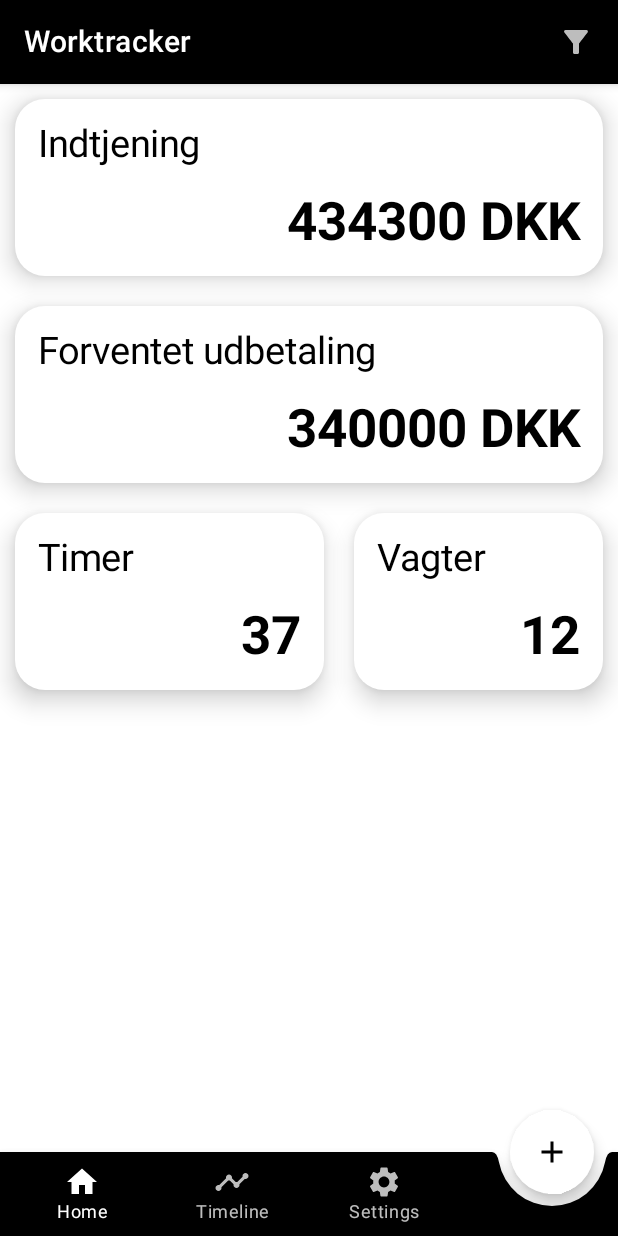
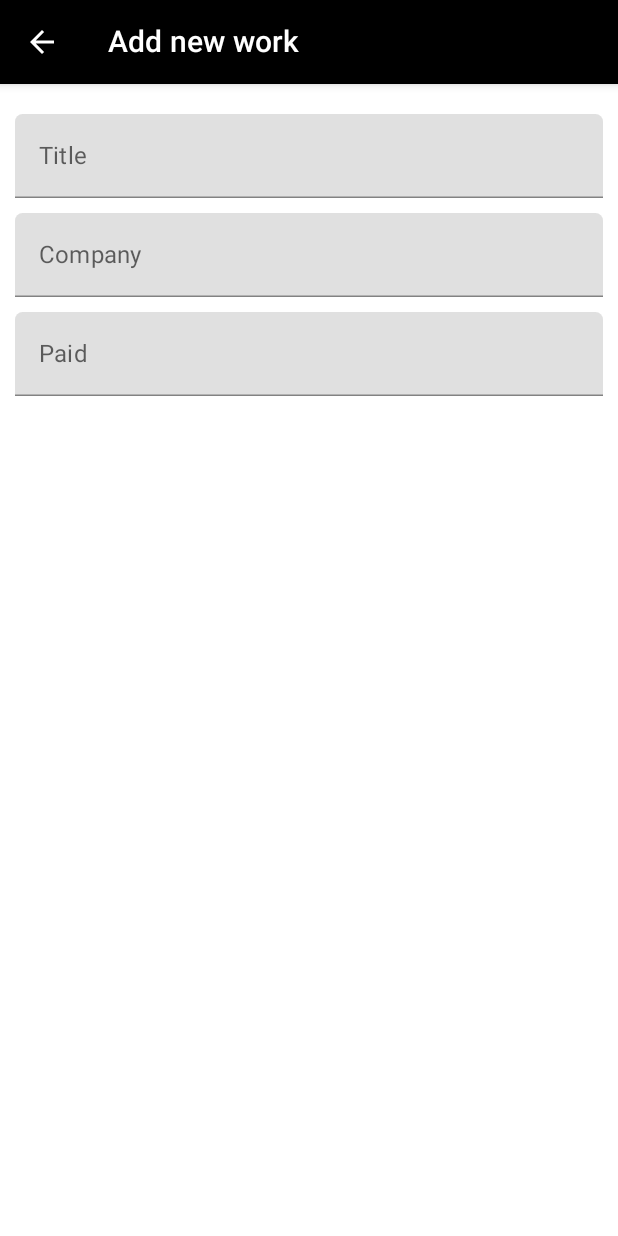
Before and after one commit to Nikditten/Worktracker_Android, an Android app built with Jetpack Compose: the screen it shows after launch (MainActivity), after a tap on "Add", on a phone screen of 412 x 824 dp. Run offline under Robolectric (Android 15) with nearby library versions, the phone set to English and light mode, and no system bars.

Commit message:
add work - design

```diff
--- a/app/src/main/AndroidManifest.xml
+++ b/app/src/main/AndroidManifest.xml
@@ -16,7 +16,7 @@
         <activity
             android:name=".MainActivity"
             android:exported="true"
-            android:label="@string/app_name"
+            android:screenOrientation="portrait"
             android:theme="@style/Theme.Worktracker">
             <intent-filter>
                 <action android:name="android.intent.action.MAIN" />
--- a/app/src/main/java/dtu/amd/worktracker/MainActivity.kt
+++ b/app/src/main/java/dtu/amd/worktracker/MainActivity.kt
@@ -10,6 +10,7 @@ import androidx.compose.runtime.Composable
 import androidx.compose.ui.Modifier
 import androidx.compose.ui.graphics.Color
 import androidx.compose.ui.tooling.preview.Preview
+import dtu.amd.worktracker.Navigation.NavGraph
 import dtu.amd.worktracker.Navigation.NavigationBar
 import dtu.amd.worktracker.View.HomeView
 import dtu.amd.worktracker.ui.theme.WorktrackerTheme
@@ -23,7 +24,7 @@ class MainActivity : ComponentActivity() {
                 Surface(
                     modifier = Modifier.fillMaxSize(),
                 ) {
-                    NavigationBar()
+                    NavGraph()
                 }
             }
         }
@@ -34,6 +35,6 @@ class MainActivity : ComponentActivity() {
 @Composable
 fun DefaultPreview() {
     WorktrackerTheme {
-        NavigationBar()
+        NavGraph()
     }
 }
--- a/app/src/main/java/dtu/amd/worktracker/Navigation/Destination.kt
+++ b/app/src/main/java/dtu/amd/worktracker/Navigation/Destination.kt
@@ -4,6 +4,10 @@ package dtu.amd.worktracker.Navigation
 
 sealed class Destination(val route: String) {
 
+    object Home : Destination("home")
+
+    object Add : Destination("add")
+
     object Edit : Destination("edit")
 
 }
--- a/app/src/main/java/dtu/amd/worktracker/Navigation/NavGraph.kt
+++ b/app/src/main/java/dtu/amd/worktracker/Navigation/NavGraph.kt
@@ -15,7 +15,15 @@ import dtu.amd.worktracker.View.HomeView
 fun NavGraph() {
     val navController = rememberNavController()
 
-    NavHost(navController, startDestination = Destination.Edit.route) {
+    NavHost(navController, startDestination = Destination.Home.route) {
+        composable(Destination.Home.route) {
+            NavigationBar(navController = navController)
+        }
+
+        composable(Destination.Add.route) {
+            AddView(navController = navController)
+        }
+
         composable(Destination.Edit.route) {
             EditWorkView(navController = navController)
         }
--- a/app/src/main/java/dtu/amd/worktracker/Navigation/NavigationBar.kt
+++ b/app/src/main/java/dtu/amd/worktracker/Navigation/NavigationBar.kt
@@ -1,6 +1,7 @@
 package dtu.amd.worktracker.Navigation
 
 import androidx.compose.foundation.background
+import androidx.compose.foundation.layout.Box
 import androidx.compose.foundation.layout.Spacer
 import androidx.compose.foundation.layout.padding
 import androidx.compose.foundation.shape.CornerSize
@@ -12,24 +13,38 @@ import androidx.compose.runtime.mutableStateOf
 import androidx.compose.runtime.remember
 import androidx.compose.ui.Modifier
 import androidx.compose.ui.unit.dp
+import androidx.navigation.NavHostController
+import androidx.navigation.NavOptions
 import dtu.amd.worktracker.View.HomeView
 import dtu.amd.worktracker.View.SettingsView
 import dtu.amd.worktracker.View.TimelineView
 
 @Composable
-fun NavigationBar() {
+fun NavigationBar(navController: NavHostController) {
     // SOURCE: https://developer.android.com/jetpack/compose/layouts/material
     val selectedIndex = remember { mutableStateOf(0) }
+    val selectedView = remember {
+        mutableStateOf(
+            "Home"
+        )
+    }
     Scaffold(
         floatingActionButton = {
-            FloatingActionButton(onClick = { /* ... */ }) {
-                Icon(Icons.Filled.Add, "Add")
+            FloatingActionButton(onClick = {
+                navController.navigate(
+                    Destination.Add.route,
+                    NavOptions.Builder()
+                        .setPopUpTo(Destination.Home.route, inclusive = false)
+                        .build()
+                )
+            }) {
+                Icon(Icons.Filled.Add, contentDescription = "Add")
             }
         },
         isFloatingActionButtonDocked = true,
         topBar = {
             TopAppBar(
-                title = { Text("Worktracker") },
+                title = { Text(selectedView.value) },
                 backgroundColor = MaterialTheme.colors.primary,
                 contentColor = MaterialTheme.colors.onPrimary,
                 actions = {
@@ -42,7 +57,6 @@ fun NavigationBar() {
         bottomBar = {
 
             BottomAppBar(
-                // Defaults to null, that is, No cutout
                 cutoutShape = MaterialTheme.shapes.small.copy(
                     CornerSize(percent = 50)
                 )
@@ -55,6 +69,7 @@ fun NavigationBar() {
                     selected = (selectedIndex.value == 0),
                     onClick = {
                         selectedIndex.value = 0
+                        selectedView.value = "Home"
                     })
 
                 BottomNavigationItem(icon = {
@@ -64,6 +79,7 @@ fun NavigationBar() {
                     selected = (selectedIndex.value == 1),
                     onClick = {
                         selectedIndex.value = 1
+                        selectedView.value = "Timeline"
                     })
 
                 BottomNavigationItem(icon = {
@@ -73,19 +89,20 @@ fun NavigationBar() {
                     selected = (selectedIndex.value == 2),
                     onClick = {
                         selectedIndex.value = 2
+                        selectedView.value = "Settings"
                     })
 
                 Spacer(modifier = Modifier.weight(1f))
             }
         }
     ) {
-        // Content
-        if (selectedIndex.value == 0) {
-            HomeView()
-        } else if (selectedIndex.value == 1) {
-            TimelineView()
-        } else if (selectedIndex.value == 2) {
-            SettingsView()
+        Box(modifier = Modifier.padding(10.dp)) {
+            when (selectedIndex.value) {
+                0 -> HomeView()
+                1 -> TimelineView()
+                2 -> SettingsView()
+                else -> HomeView()
+            }
         }
     }
 }
--- a/app/src/main/java/dtu/amd/worktracker/View/AddView.kt
+++ b/app/src/main/java/dtu/amd/worktracker/View/AddView.kt
@@ -1,6 +1,107 @@
 package dtu.amd.worktracker.View
 
+import android.widget.ScrollView
+import androidx.compose.foundation.background
+import androidx.compose.foundation.layout.*
+import androidx.compose.foundation.rememberScrollState
+import androidx.compose.foundation.verticalScroll
+import androidx.compose.material.*
+import androidx.compose.material.icons.Icons
+import androidx.compose.material.icons.filled.ArrowBack
 import androidx.compose.runtime.Composable
+import androidx.compose.runtime.mutableStateOf
+import androidx.compose.runtime.remember
+import androidx.compose.ui.Modifier
+import androidx.compose.ui.draw.clip
+import androidx.compose.ui.tooling.preview.Preview
+import androidx.compose.ui.unit.dp
+import androidx.navigation.NavHostController
+import androidx.navigation.compose.rememberNavController
+import dtu.amd.worktracker.ui.theme.WorktrackerTheme
+import java.util.*
 
 @Composable
-fun AddView() {}
+fun AddView(navController: NavHostController) {
+
+    val title = remember { mutableStateOf("") }
+    val company = remember { mutableStateOf("") }
+    val date = remember { mutableStateOf("") }
+    val start = remember { mutableStateOf("") }
+    val end = remember { mutableStateOf("") }
+    val lunch_held = remember { mutableStateOf("") }
+    val lunch_start = remember { mutableStateOf("") }
+    val lunch_end = remember { mutableStateOf("") }
+    val hourly_paid = remember { mutableStateOf("") }
+    val paid = remember { mutableStateOf("") }
+    val salary_period_month = remember { mutableStateOf("") }
+    val salary_period_year = remember { mutableStateOf("") }
+
+    Scaffold(
+        topBar = {
+            TopAppBar(
+                title = { Text("Add new work") },
+                backgroundColor = MaterialTheme.colors.primary,
+                contentColor = MaterialTheme.colors.onPrimary,
+                navigationIcon = {
+                    IconButton(onClick = { navController.popBackStack() }) {
+                        Icon(Icons.Filled.ArrowBack, "Back")
+                    }
+                },
+            )
+        },
+    ) {
+        Column(
+            modifier = Modifier
+                .verticalScroll(rememberScrollState())
+                .fillMaxSize()
+                .padding(10.dp)
+        ) {
+            TextField(
+                value = title.value,
+                onValueChange = {
+                    title.value = it
+                },
+                label = {
+                    Text("Title")
+                },
+                modifier = Modifier
+                    .fillMaxWidth()
+                    .padding(top = 10.dp)
+            )
+
+            TextField(
+                value = company.value,
+                onValueChange = {
+                    company.value = it
+                },
+                label = {
+                    Text("Company")
+                },
+                modifier = Modifier
+                    .fillMaxWidth()
+                    .padding(top = 10.dp)
+            )
+
+            TextField(
+                value = paid.value,
+                onValueChange = {
+                    paid.value = it
+                },
+                label = {
+                    Text("Paid")
+                },
+                modifier = Modifier
+                    .fillMaxWidth()
+                    .padding(top = 10.dp)
+            )
+        }
+    }
+}
+
+@Preview(showBackground = true)
+@Composable
+fun AddPreview() {
+    WorktrackerTheme {
+        AddView(navController = rememberNavController())
+    }
+}
```
